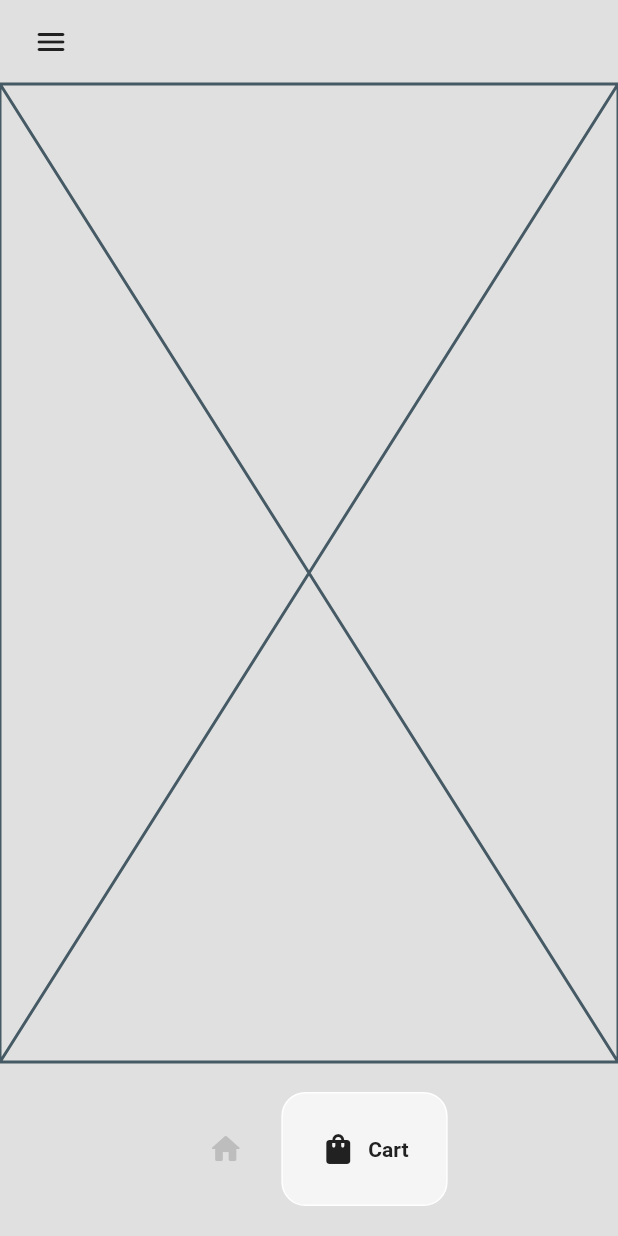
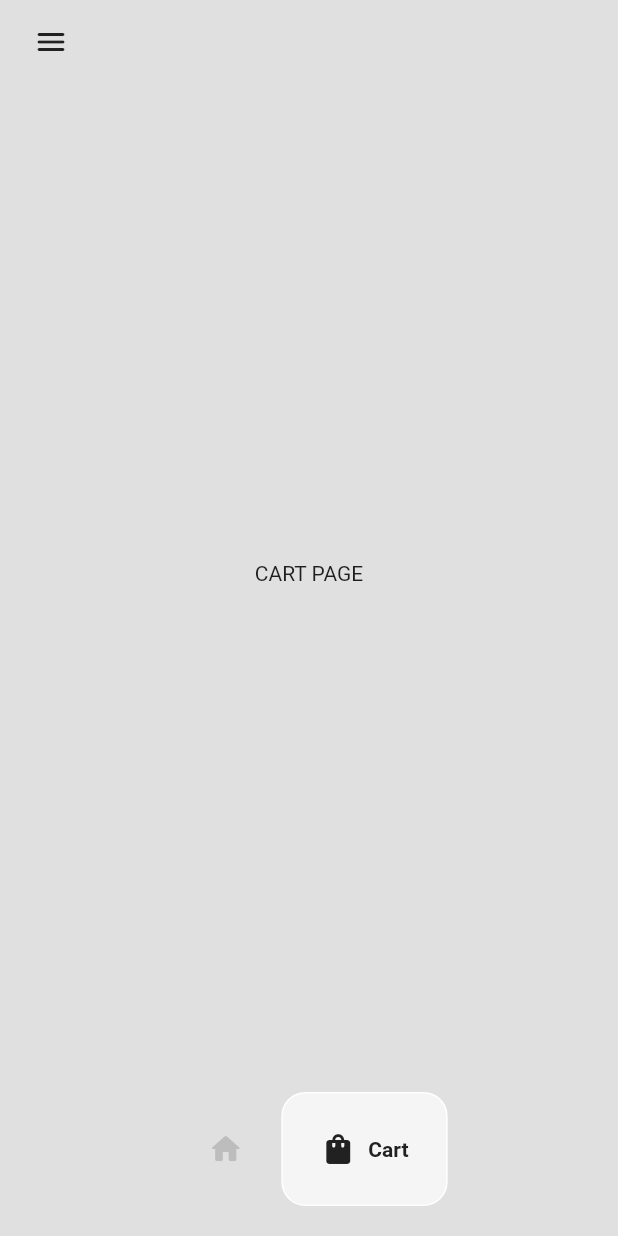
Before and after one commit to The-Naveen-Chandra/Sneaker-Shop-Flutter, a Flutter app: the HomePage screen opened directly, item 2 of the bottom bar chosen, on a phone screen of 412 x 824 dp. Run offline on Flutter 3.47's test engine with Material 2 defaults, Android fonts, the phone set to English and light mode, and no system bars; drawn by our look-alikes of google_nav_bar; our stand-ins replace google_fonts.

Commit message:
Working on Styling the shoe tiles.

```diff
--- a/lib/components/shoe_tile.dart
+++ b/lib/components/shoe_tile.dart
@@ -16,10 +16,11 @@ class ShoeTile extends StatelessWidget {
       ),
       child: Column(children: [
         // shoe image
-        Image.asset(shoe.imgPath)
+        Image.asset(shoe.imgPath),
 
 
         // description
+        Text(shoe.name),
 
 
         // price + details
--- a/lib/pages/cart_page.dart
+++ b/lib/pages/cart_page.dart
@@ -10,6 +10,8 @@ class CartPage extends StatefulWidget {
 class _CartPageState extends State<CartPage> {
   @override
   Widget build(BuildContext context) {
-    return const Placeholder();
+    return const Center(
+      child: Text("CART PAGE"),
+    );
   }
 }
```
